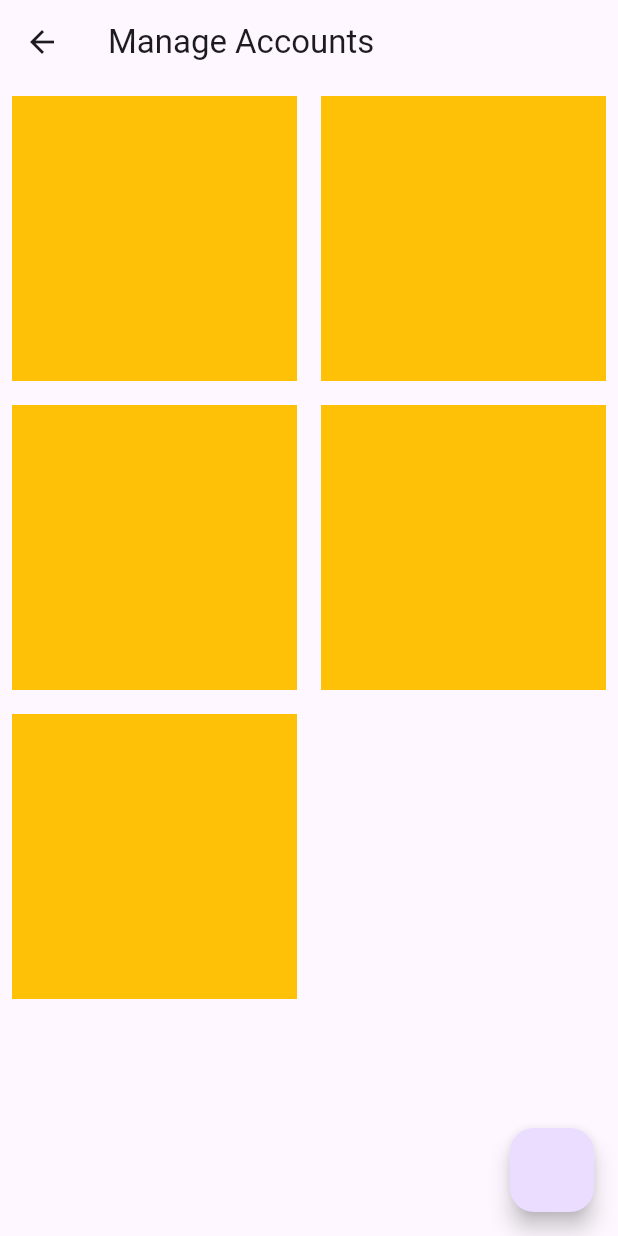
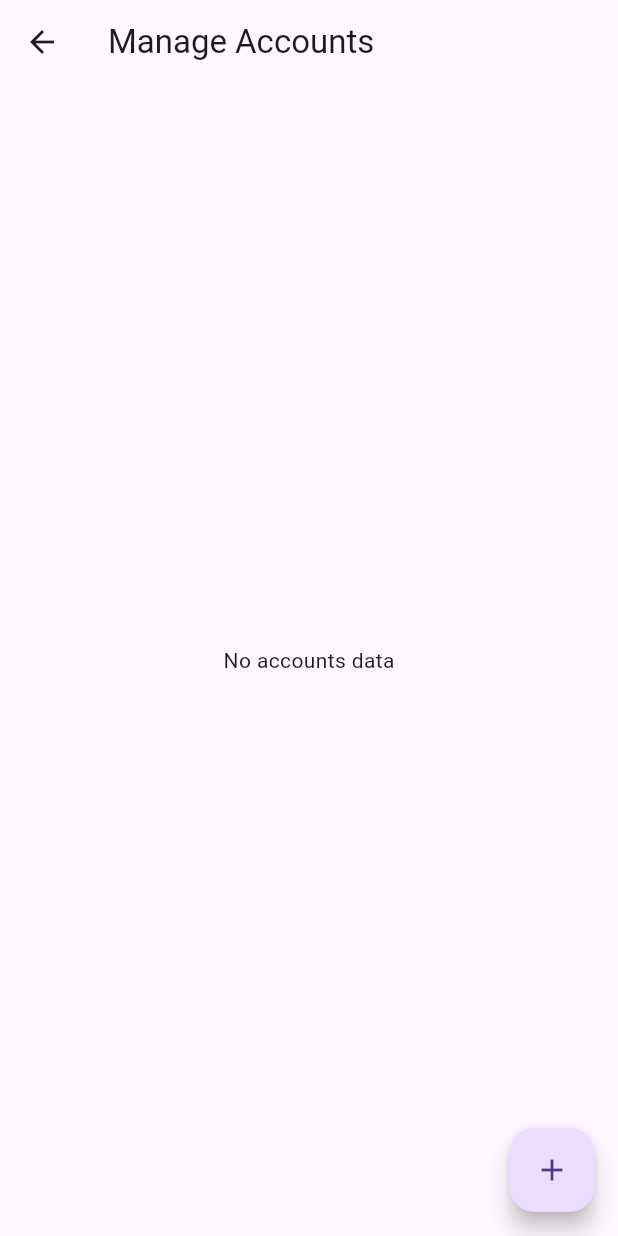
Before and after one commit to AbuShebin/Money-Manager, a Flutter app: the screen it shows after launch, item 4 of the bottom bar chosen, after a tap on "Accounts", on a phone screen of 412 x 824 dp. Run offline on Flutter 3.47's test engine with Material 3 defaults, Android fonts, the phone set to English and light mode, and no system bars; our stand-ins replace fl_chart, flutter_slidable, hive, hive_flutter, syncfusion_flutter_charts; accounts and stored records are empty.

Commit message:
account model adaptor generated

```diff
--- a/lib/db/account/account_db.dart
+++ b/lib/db/account/account_db.dart
@@ -5,6 +5,7 @@ import 'package:money_management_app/model/accounts/accounts_model.dart';
 abstract class AccountDBFunctions {
   Future<void> addAccount({required AccountsModel data});
   Future<List<AccountsModel>> getAllAccountsList();
+  Future<List<AccountsModel>> getAllAccounts();
 }
 
 class AccountDB implements AccountDBFunctions {
@@ -16,21 +17,40 @@ class AccountDB implements AccountDBFunctions {
     return instance;
   }
 
-  ValueNotifier<List<AccountsModel>> transactionListnotifier = ValueNotifier([]);
+  ValueNotifier<List<AccountsModel>> accountsListnotifier = ValueNotifier([]);
 
   @override
   Future<void> addAccount({required AccountsModel data}) async {
-    final accountDb = await Hive.openBox("accounts_db");
+    final accountDb = await Hive.openBox<AccountsModel>("accounts_db");
+
     await accountDb.put(data.id, data);
+
+    print("✅ Account Inserted: ID = ${accountDb.values}");
+
+    await refresh(); // Refresh notifier to update UI
   }
 
   @override
-  Future<List<AccountsModel>> getAllAccountsList() async{
-    final _limitdb = await Hive.openBox<AccountsModel>("accounts_db");
-    return _limitdb.values.toList();
+  Future<List<AccountsModel>> getAllAccountsList() async {
+    final _db = await Hive.openBox<AccountsModel>("accounts_db");
+    return _db.values.toList();
   }
 
+  Future<void> refresh() async {
+    final _list = await getAllAccounts();
+    accountsListnotifier.value.clear();
+    accountsListnotifier.value.addAll(_list);
+    accountsListnotifier.notifyListeners();
+  }
 
+  @override
+  Future<List<AccountsModel>> getAllAccounts() async {
+    final _db = await Hive.openBox<AccountsModel>("accounts_db");
+    print("📦 Current accounts in DB: ${_db.values.toList()}");
+    _db.toMap().forEach((key, value) {
+      print('📝 Key: $key, Value: $value');
+    });
 
-
+    return _db.values.toList();
+  }
 }
--- a/lib/features/accounts/screens/add_account_screen.dart
+++ b/lib/features/accounts/screens/add_account_screen.dart
@@ -31,7 +31,7 @@ class AddAccountScreen extends StatelessWidget {
           final accounts_db = await Hive.openBox("accounts");
           accounts_db.put("key", accountNameController.text);
 
-          print("account added ${accounts_db.get("key")}");
+          print("account added ${accounts_db.toMap()}");
         },
         text: "Save",
         backgroundColor: Palette.primaryColor,
--- a/lib/features/accounts/screens/manage_accounts.dart
+++ b/lib/features/accounts/screens/manage_accounts.dart
@@ -2,39 +2,64 @@ import 'package:flutter/material.dart';
 import 'package:money_management_app/core/common/global_variables.dart';
 import 'package:money_management_app/db/account/account_db.dart';
 import 'package:money_management_app/features/accounts/screens/add_account_screen.dart';
+import 'package:money_management_app/model/accounts/accounts_model.dart';
 
-class ManageAccounts extends StatelessWidget {
+class ManageAccounts extends StatefulWidget {
   const ManageAccounts({Key? key}) : super(key: key);
+
+  @override
+  State<ManageAccounts> createState() => _ManageAccountsState();
+}
+
+class _ManageAccountsState extends State<ManageAccounts> {
+  @override
+  void initState() {
+    super.initState();
+    AccountDB.instance.refresh();
+  }
 
   @override
   Widget build(BuildContext context) {
     return Scaffold(
-        appBar: AppBar(
-          title: const Text("Manage Accounts"),
-        ),
+      appBar: AppBar(title: const Text("Manage Accounts")),
       body: ValueListenableBuilder(
-          valueListenable: AccountDB.instance.transactionListnotifier,
-          builder: (context, value, child) =>
-           GridView.builder(
+        valueListenable: AccountDB.instance.accountsListnotifier,
+        builder: (context, List<AccountsModel> data, child) {
+          print("accounts data $data");
+
+          return data.isEmpty
+              ? Center(child: const Text("No accounts data"))
+              : GridView.builder(
                   itemBuilder: (context, index) => Padding(
                     padding: const EdgeInsets.all(8.0),
                     child: Container(
-                width: w * 0.4,
-                height: h * 0.01,
+                      width: MediaQuery.of(context).size.width * 0.4,
+                      height: MediaQuery.of(context).size.height * 0.01,
                       color: Colors.amber,
+                      child: Center(
+                        child: Text(data[index].name), // Example display
                       ),
                     ),
-            itemCount: 5,
-            gridDelegate:
-                SliverGridDelegateWithFixedCrossAxisCount(crossAxisCount: 2),
                   ),
+                  itemCount: data.length,
+                  gridDelegate: const SliverGridDelegateWithFixedCrossAxisCount(
+                    crossAxisCount: 2,
+                  ),
+                );
+        },
       ),
       floatingActionButton: FloatingActionButton(
-          onPressed: () => Navigator.of(context).push(
+        onPressed: () async {
+          await Navigator.of(context).push(
             MaterialPageRoute(
-              builder: (context) =>  AddAccountScreen(),
+              builder: (context) => AddAccountScreen(),
             ),
+          );
+          // Refresh again when returning from AddAccountScreen
+          AccountDB.instance.refresh();
+        },
+        child: const Icon(Icons.add),
       ),
-        ));
+    );
   }
 }
--- a/lib/main.dart
+++ b/lib/main.dart
@@ -3,6 +3,7 @@
 import 'package:flutter/material.dart';
 import 'package:hive_flutter/hive_flutter.dart';
 import 'package:money_management_app/model/HomeCard/Home_Card_model.dart';
+import 'package:money_management_app/model/accounts/accounts_model.dart';
 import 'package:money_management_app/model/budget/budget_model.dart';
 import 'package:money_management_app/model/category/category_model.dart';
 import 'package:money_management_app/model/transaction/transaction_model.dart';
@@ -54,6 +55,12 @@ Future<void> main() async {
       HomeCardModelAdapter(),
     );
   }
+
+  if (!Hive.isAdapterRegistered(AccountsModelAdapter().typeId)) {
+    Hive.registerAdapter(
+      AccountsModelAdapter(),
+    );
+  }
   runApp(const MyApp());
 }
 
--- a/lib/model/accounts/accounts_model.dart
+++ b/lib/model/accounts/accounts_model.dart
@@ -1,10 +1,18 @@
 // ignore_for_file: public_member_api_docs, sort_constructors_first
 import 'dart:convert';
+import 'package:hive_flutter/hive_flutter.dart';
 
+part 'accounts_model.g.dart';
+
+@HiveType(typeId: 7)
 class AccountsModel {
+  @HiveField(0)
   final String id;
+  @HiveField(1)
   final String name;
+  @HiveField(2)
   final double balance;
+  @HiveField(3)
   final String type;
 
   AccountsModel(
--- a/lib/screens/transactions/Screen_transactions.dart
+++ b/lib/screens/transactions/Screen_transactions.dart
@@ -2,6 +2,7 @@ import 'package:flutter/material.dart';
 import 'package:flutter_slidable/flutter_slidable.dart';
 import 'package:hive_flutter/hive_flutter.dart';
 import 'package:intl/intl.dart';
+import 'package:money_management_app/core/common/global_variables.dart';
 import 'package:money_management_app/db/category/categor_db.dart';
 import 'package:money_management_app/db/transactions/transaction_db.dart';
 import 'package:money_management_app/model/category/category_model.dart';
@@ -11,20 +12,20 @@ import 'package:money_management_app/screens/transactions/Add_transaction.dart';
 import 'package:path_provider/path_provider.dart';
 
 class Screen_transactions extends StatefulWidget {
-  const  Screen_transactions({Key? key, }) : super(key: key);
+  const Screen_transactions({
+    Key? key,
+  }) : super(key: key);
 
   @override
   State<Screen_transactions> createState() => _Screen_transactionsState();
 }
 
-var income;//canged to var frm double
-var expense;//was double
-var totalincomeexpense;//was double
-double incomepercentage=0;
-double expensepercentage=0;
+var income; //canged to var frm double
+var expense; //was double
+var totalincomeexpense; //was double
+double incomepercentage = 0;
+double expensepercentage = 0;
 var totalbalenceTostats;
-
-
 
 class _Screen_transactionsState extends State<Screen_transactions> {
   @override
@@ -61,21 +62,19 @@ class _Screen_transactionsState extends State<Screen_transactions> {
           incomefrmDB = homecardboxinScreentrans.get('income');
           expensefrmDB = homecardboxinScreentrans.get('expense');
 
-
-
           //get value frm DB for screen stats
-          income=homecardboxinScreentrans.get('income');
-          expense=homecardboxinScreentrans.get('expense');
-          totalincomeexpense=income+expense;
-          incomepercentage=income/totalincomeexpense*100;
-          expensepercentage=expense/totalincomeexpense*100;
+          income = homecardboxinScreentrans.get('income');
+          expense = homecardboxinScreentrans.get('expense');
+          totalincomeexpense = income + expense;
+          incomepercentage = income / totalincomeexpense * 100;
+          expensepercentage = expense / totalincomeexpense * 100;
 
           //tostats
-          totalbalenceTostats=totalbalencefrmDB;
+          totalbalenceTostats = totalbalencefrmDB;
 
           return Column(children: [
             const SizedBox(
-              height: 10,
+              height: 15,
             ),
             Container(
               width: 400,
@@ -114,8 +113,8 @@ class _Screen_transactionsState extends State<Screen_transactions> {
                           fontWeight: FontWeight.w700,
                           color: Colors.white),
                     ),
-                    const SizedBox(
-                      height: 30,
+                     SizedBox(
+                      height: h*0.02,
                     ),
                     Row(
                       mainAxisAlignment: MainAxisAlignment.spaceBetween,
@@ -203,7 +202,7 @@ class _Screen_transactionsState extends State<Screen_transactions> {
                 ),
               ),
             ),
-            Row(
+            const Row(
               mainAxisAlignment: MainAxisAlignment.start,
               children: const [
                 Padding(
@@ -287,7 +286,10 @@ class _Screen_transactionsState extends State<Screen_transactions> {
                           leading: CircleAvatar(
                             child: Text(
                               parseDate(_value.date),
-                              style: TextStyle(fontWeight: FontWeight.bold,color: Colors.white,fontSize: 14),
+                              style: TextStyle(
+                                  fontWeight: FontWeight.bold,
+                                  color: Colors.white,
+                                  fontSize: 14),
                               textAlign: TextAlign.center,
                             ),
                             radius: (25),
@@ -295,16 +297,24 @@ class _Screen_transactionsState extends State<Screen_transactions> {
                                 ? Colors.green
                                 : Colors.red,
                           ),
-
-                          title: Text('Rs  ${_value.amount}',style: TextStyle(
+                          title: Text(
+                            'Rs  ${_value.amount}',
+                            style: TextStyle(
                               fontWeight: FontWeight.bold,
-                          ),),
-                          subtitle: Text(_value.purpose,style: TextStyle(
+                            ),
+                          ),
+                          subtitle: Text(
+                            _value.purpose,
+                            style: TextStyle(
                               fontWeight: FontWeight.bold,
-                          ),),
-                          trailing: Text(_value.category.name,style: TextStyle(
+                            ),
+                          ),
+                          trailing: Text(
+                            _value.category.name,
+                            style: TextStyle(
                               fontWeight: FontWeight.bold,
-                          ),),
+                            ),
+                          ),
                         ),
                       ),
                     ),
```
Also changed, not shown: lib/model/accounts/accounts_model.g.dart (added), pubspec.lock. Lines whose indentation alone changed are shown as unchanged.
